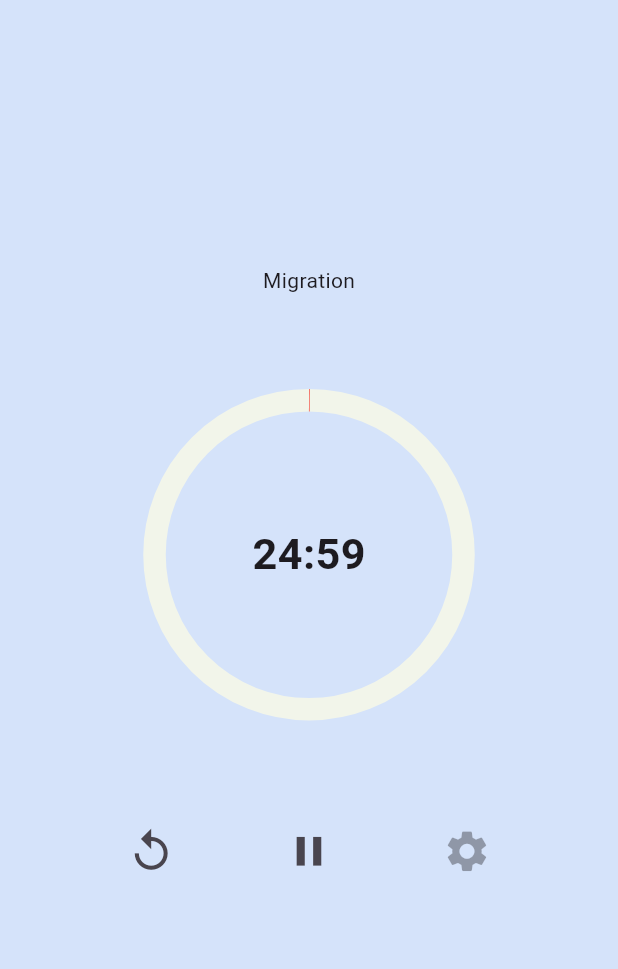
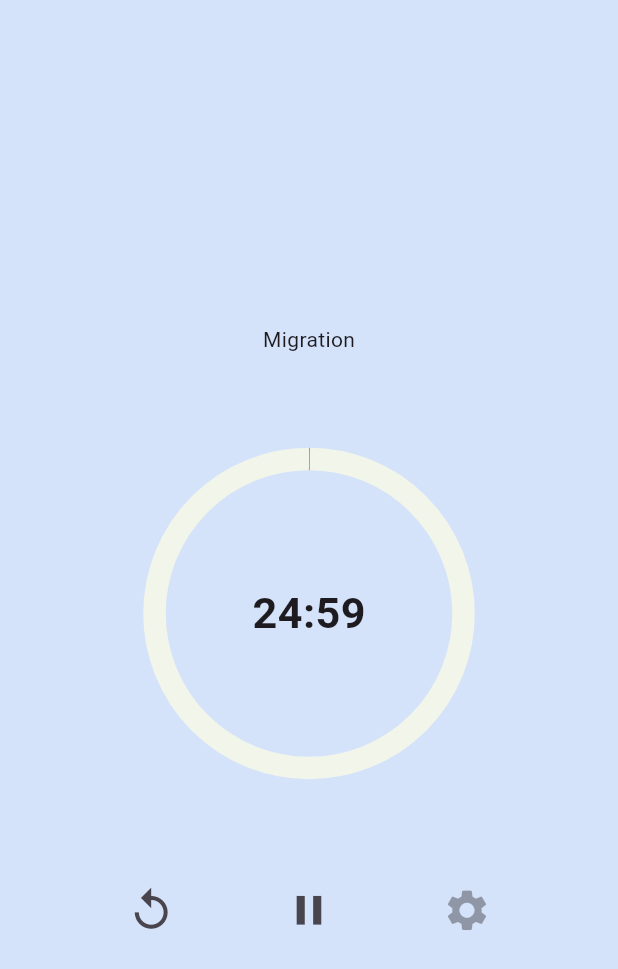
Before and after one commit to ardaklc0/ArtisticToDoApp, a Flutter app: the CountDownTimerPage screen opened by its route, after a tap on the "play arrow" icon, on a phone screen of 412 x 824 dp. Shown: the top 969 px of the screen. Run offline on Flutter 3.47's test engine with Material 3 defaults, Android fonts, the phone set to English and light mode, and no system bars; drawn by our look-alikes of overlay_support, timer_count_down; our stand-ins replace audioplayers, palette_generator, shared_preferences, sqflite; accounts and stored records are empty.

Commit message:
Some minor fixes for animation has been implemented. Notification dialog now

```diff
--- a/lib/screens/pomodoro_migration.dart
+++ b/lib/screens/pomodoro_migration.dart
@@ -43,9 +43,9 @@ class _CountDownTimerPageState extends State<CountDownTimerPage> {
         body: Padding(
           padding: const EdgeInsets.all(20.0),
           child: AnimatedSlide(
+            duration: const Duration(milliseconds: 500),
+            offset: timerProvider.isRunning ? const Offset(0, 0.25) : const Offset(0, 0.15),
             curve: Curves.easeInOut,
-            offset: timerProvider.isRunning ? const Offset(0, 0.2) : const Offset(0, 0.15),
-            duration: const Duration(milliseconds: 500),
             child: Column(
               children: <Widget>[
                 const Text("Migration"),
@@ -82,13 +82,13 @@ class _CountDownTimerPageState extends State<CountDownTimerPage> {
                 ),
                 const MediaButtons(),
                 const SizedBox(height: 20),
-                AnimatedSlide(
-                  curve: Curves.easeInOut,
-                  offset: timerProvider.isRunning ? const Offset(0, 10) : const Offset(0, 0),
+                AnimatedSwitcher(
                   duration: const Duration(milliseconds: 500),
+                  switchInCurve: Curves.easeInOut,
+                  switchOutCurve: Curves.easeInOut,
+                  reverseDuration: const Duration(milliseconds: 500),
                   child: (plannerProvider.plannerId != null) ? const TaskDropdownWidget() : const PlannerChooserWidget(),
                 ),
-
               ],
             ),
           ),
--- a/lib/ui/widgets/pomodoro_widgets/body_widgets.dart
+++ b/lib/ui/widgets/pomodoro_widgets/body_widgets.dart
@@ -142,13 +142,13 @@ class TaskDropdownWidget extends StatelessWidget {
     final taskProvider = Provider.of<TaskProvider>(context);
     final plannerProvider = Provider.of<PlannerProvider>(context);
     double deviceHeight = MediaQuery.of(context).size.height;
-    if (!timerProvider.isRunning && plannerProvider.plannerId != null) {
-      return SizedBox(
+    if (plannerProvider.plannerId != null) {
+      return AnimatedSlide(
+        curve: Curves.easeInOut,
+        duration: const Duration(milliseconds: 500),
+        offset: timerProvider.isRunning ? const Offset(0, 10) : const Offset(0, 0),
+        child: SizedBox(
           height: deviceHeight * 0.2,
-        child: AnimatedSlide(
-          curve: Curves.easeInOut,
-          offset: timerProvider.isRunning ? const Offset(0, 10) : const Offset(0, 0),
-          duration: const Duration(milliseconds: 400),
           child: Column(
             children: [
               FutureBuilder<List<Planner>>(
@@ -241,8 +241,13 @@ class PlannerChooserWidget extends StatelessWidget {
   @override
   Widget build(BuildContext context) {
     final plannerProvider = Provider.of<PlannerProvider>(context);
+    final timerProvider = Provider.of<TimerProvider>(context);
     double deviceHeight = MediaQuery.of(context).size.height;
-    return SizedBox(
+    return AnimatedSlide(
+      duration: const Duration(milliseconds: 500),
+      curve: Curves.easeInOut,
+      offset: timerProvider.isRunning ? const Offset(0, 10) : const Offset(0, 0),
+      child: SizedBox(
         height: deviceHeight * 0.2,
         child: Column(
           children: [
@@ -269,6 +274,7 @@ class PlannerChooserWidget extends StatelessWidget {
               ),
             ),
           ],
+        ),
       ),
     );
   }
```
Also changed, not shown: lib/ui/helper/common_functions.dart (+11 -2 lines). Lines whose indentation alone changed are shown as unchanged.
